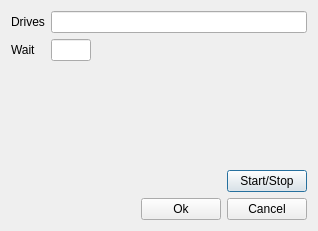
The window that assets/ui/settings.ui (joaonc/hd_active) describes before a commit, drawn with Qt 5.
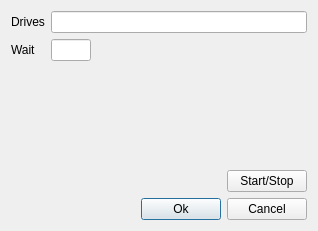
The same window after the commit.

```diff
--- a/assets/ui/settings.ui
+++ b/assets/ui/settings.ui
@@ -123,6 +123,9 @@
        <property name="text">
         <string>Ok</string>
        </property>
+       <property name="default">
+        <bool>true</bool>
+       </property>
       </widget>
      </item>
      <item>
```
